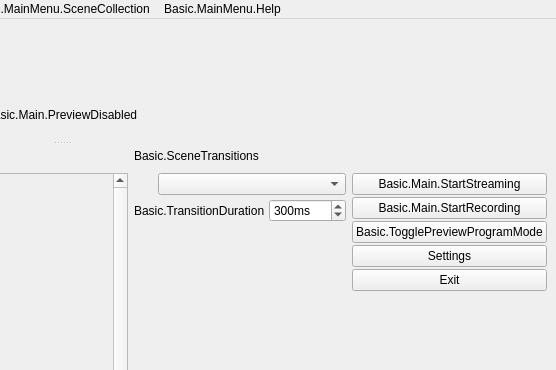
This is obs/forms/OBSBasic.ui in deepin-community/obs-studio as Qt 5 draws it before an edit; both pictures show x 433 to 989 and y 0 to 370 of the 989 by 724 pixel window. The edited form follows.
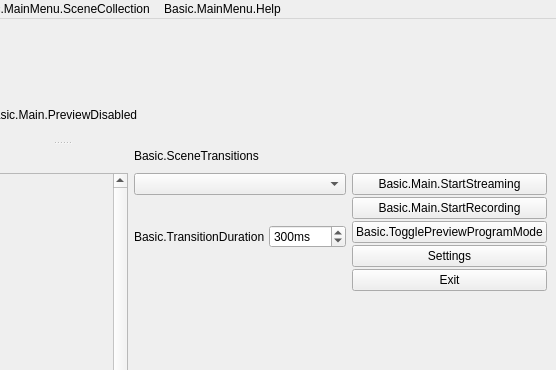
This is the edited form. Icons and pictures are not drawn. Custom widgets are drawn as their Qt base class.

Patch:
```diff
--- a/obs/forms/OBSBasic.ui
+++ b/obs/forms/OBSBasic.ui
@@ -581,10 +581,103 @@
            <number>4</number>
           </property>
           <item>
-           <layout class="QHBoxLayout" name="horizontalLayout_2">
+           <widget class="QComboBox" name="transitions">
+            <property name="minimumSize">
+             <size>
+              <width>120</width>
+              <height>0</height>
+             </size>
+            </property>
+           </widget>
+          </item>
+          <item>
+           <layout class="QHBoxLayout" name="horizontalLayout_4">
             <property name="spacing">
-             <number>2</number>
+             <number>4</number>
             </property>
+            <item>
+             <spacer name="horizontalSpacer">
+              <property name="orientation">
+               <enum>Qt::Horizontal</enum>
+              </property>
+              <property name="sizeHint" stdset="0">
+               <size>
+                <width>40</width>
+                <height>20</height>
+               </size>
+              </property>
+             </spacer>
+            </item>
+            <item>
+             <widget class="QPushButton" name="transitionAdd">
+              <property name="sizePolicy">
+               <sizepolicy hsizetype="Maximum" vsizetype="Maximum">
+                <horstretch>0</horstretch>
+                <verstretch>0</verstretch>
+               </sizepolicy>
+              </property>
+              <property name="maximumSize">
+               <size>
+                <width>22</width>
+                <height>22</height>
+               </size>
+              </property>
+              <property name="toolTip">
+               <string>Basic.AddTransition</string>
+              </property>
+              <property name="accessibleName">
+               <string>Basic.AddTransition</string>
+              </property>
+              <property name="text">
+               <string notr="true"/>
+              </property>
+              <property name="icon">
+               <iconset resource="obs.qrc">
+                <normaloff>:/res/images/add.png</normaloff>:/res/images/add.png</iconset>
+              </property>
+              <property name="flat">
+               <bool>true</bool>
+              </property>
+              <property name="themeID" stdset="0">
+               <string notr="true">addIconSmall</string>
+              </property>
+             </widget>
+            </item>
+            <item>
+             <widget class="QPushButton" name="transitionRemove">
+              <property name="sizePolicy">
+               <sizepolicy hsizetype="Maximum" vsizetype="Maximum">
+                <horstretch>0</horstretch>
+                <verstretch>0</verstretch>
+               </sizepolicy>
+              </property>
+              <property name="maximumSize">
+               <size>
+                <width>22</width>
+                <height>22</height>
+               </size>
+              </property>
+              <property name="toolTip">
+               <string>Basic.RemoveTransition</string>
+              </property>
+              <property name="accessibleName">
+               <string>Basic.RemoveTransition</string>
+              </property>
+              <property name="text">
+               <string notr="true"/>
+              </property>
+              <property name="icon">
+               <iconset resource="obs.qrc">
+                <normaloff>:/res/images/list_remove.png</normaloff>:/res/images/list_remove.png</iconset>
+              </property>
+              <property name="flat">
+               <bool>true</bool>
+              </property>
+              <property name="themeID" stdset="0">
+               <string notr="true">removeIconSmall</string>
+              </property>
+             </widget>
+            </item>
             <item>
              <widget class="QPushButton" name="transitionProps">
               <property name="sizePolicy">
@@ -614,16 +707,6 @@
               </property>
              </widget>
             </item>
-            <item>
-             <widget class="QComboBox" name="transitions">
-              <property name="minimumSize">
-               <size>
-                <width>120</width>
-                <height>0</height>
-               </size>
-              </property>
-             </widget>
-            </item>
            </layout>
           </item>
           <item>
```
Left out of the diff: 6 changed lines with no effect on the pictures.
